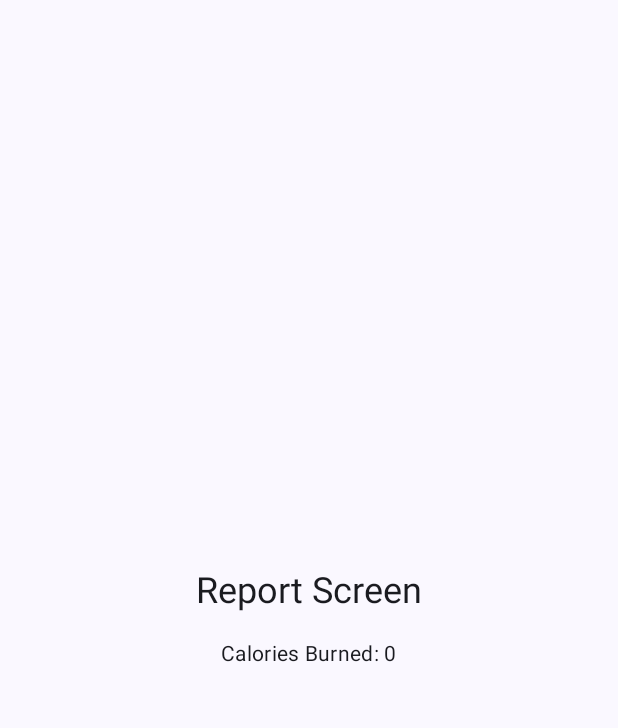
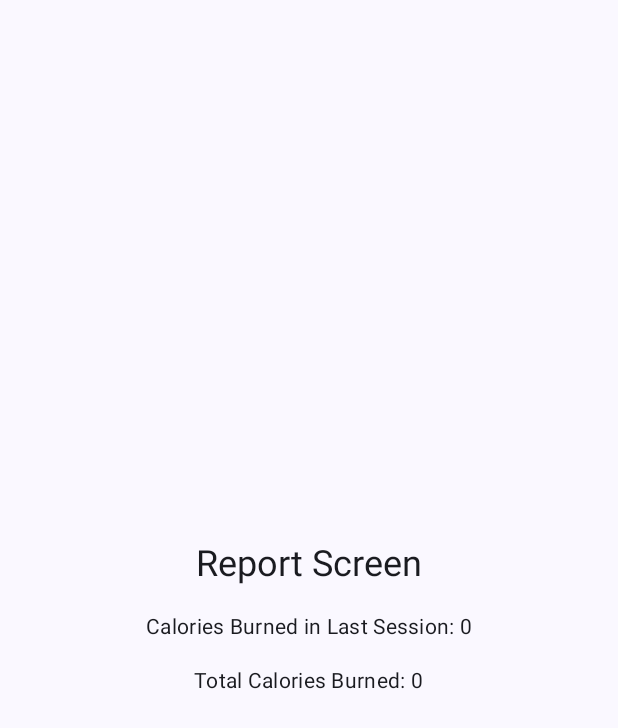
Before and after one commit to MoonSlay/FitnessAppCompose, an Android app built with Jetpack Compose: the ReportScreen screen opened through its navigation route, on a phone screen of 412 x 824 dp. Shown: the top 728 px of the screen. Run offline under Robolectric (Android 15) with nearby library versions, the light colour scheme and no system bars; our stand-ins replace livedata-compose; Roboto replaces fonts that are not available here.

Commit message:
added total calories burned in report screen

```diff
--- a/app/src/main/java/com/example/fitnessappcompose/ui/screens/ReportScreen.kt
+++ b/app/src/main/java/com/example/fitnessappcompose/ui/screens/ReportScreen.kt
@@ -15,6 +15,7 @@ import com.example.fitnessappcompose.utils.SharedViewModel
 @Composable
 fun ReportScreen(sharedViewModel: SharedViewModel = viewModel()) {
     val caloriesBurned by sharedViewModel.caloriesBurned.observeAsState(0)
+    val totalCaloriesBurned by sharedViewModel.totalCaloriesBurned.observeAsState(0)
 
     Column(
         modifier = Modifier
@@ -25,6 +26,8 @@ fun ReportScreen(sharedViewModel: SharedViewModel = viewModel()) {
     ) {
         Text(text = "Report Screen", style = MaterialTheme.typography.headlineSmall)
         Spacer(modifier = Modifier.height(16.dp))
-        Text(text = "Calories Burned: $caloriesBurned", style = MaterialTheme.typography.bodyMedium)
+        Text(text = "Calories Burned in Last Session: $caloriesBurned", style = MaterialTheme.typography.bodyMedium)
+        Spacer(modifier = Modifier.height(16.dp))
+        Text(text = "Total Calories Burned: $totalCaloriesBurned", style = MaterialTheme.typography.bodyMedium)
     }
 }
--- a/app/src/main/java/com/example/fitnessappcompose/ui/screens/TrainingSessionScreen.kt
+++ b/app/src/main/java/com/example/fitnessappcompose/ui/screens/TrainingSessionScreen.kt
@@ -23,8 +23,6 @@ data class ExerciseSetState(
     var checked: Boolean = false,
     var restTime: Int = 15
 )
-
-
 
 @Composable
 fun TrainingSessionScreen(navController: NavController, sharedViewModel: SharedViewModel = viewModel()) {
--- a/app/src/main/java/com/example/fitnessappcompose/utils/SharedViewModel.kt
+++ b/app/src/main/java/com/example/fitnessappcompose/utils/SharedViewModel.kt
@@ -13,8 +13,12 @@ class SharedViewModel : ViewModel() {
     private val _caloriesBurned = MutableLiveData<Int>()
     val caloriesBurned: LiveData<Int> get() = _caloriesBurned
 
+    private val _totalCaloriesBurned = MutableLiveData<Int>(0)
+    val totalCaloriesBurned: LiveData<Int> get() = _totalCaloriesBurned
+
     fun setCaloriesBurned(calories: Int) {
         _caloriesBurned.value = calories
+        _totalCaloriesBurned.value = (_totalCaloriesBurned.value ?: 0) + calories
     }
 
     fun selectTraining(training: Training) {
```
